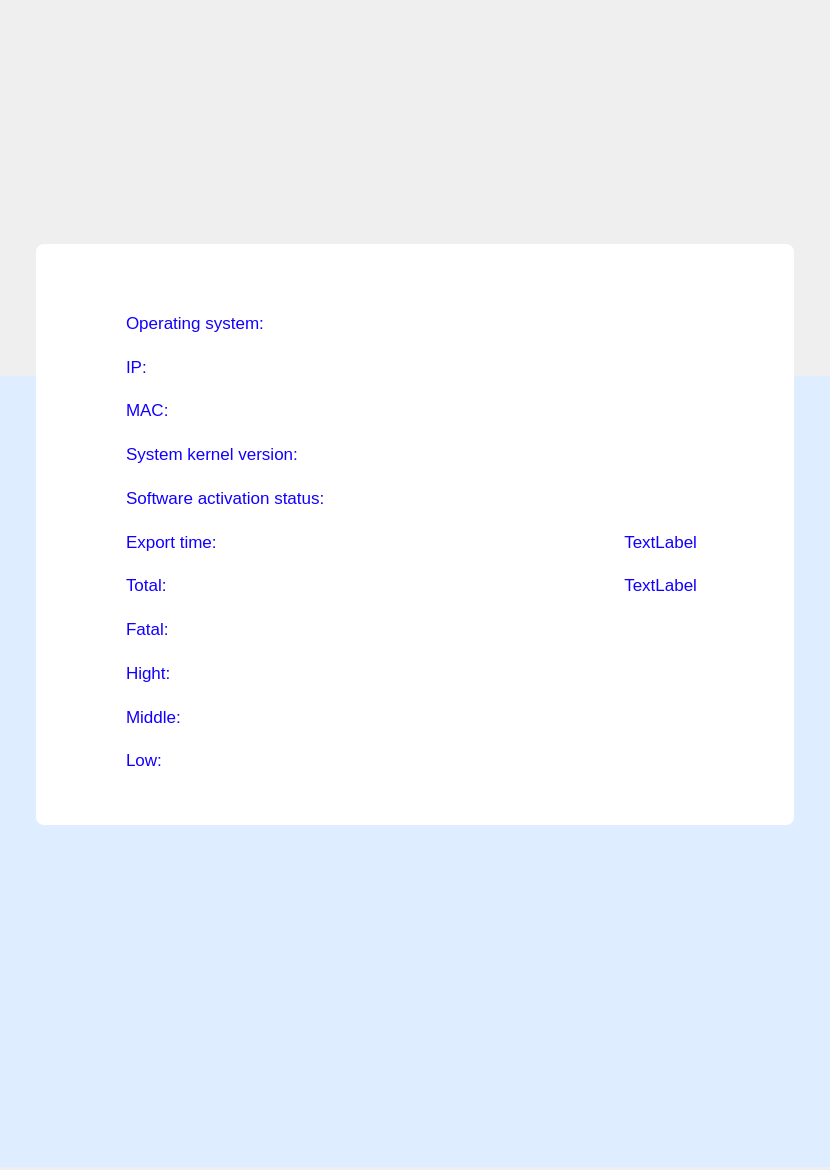
openeuler-mirror/ks-ssr, file plugins/gui/vulnerability/reports/pdf.ui: the form before one commit.
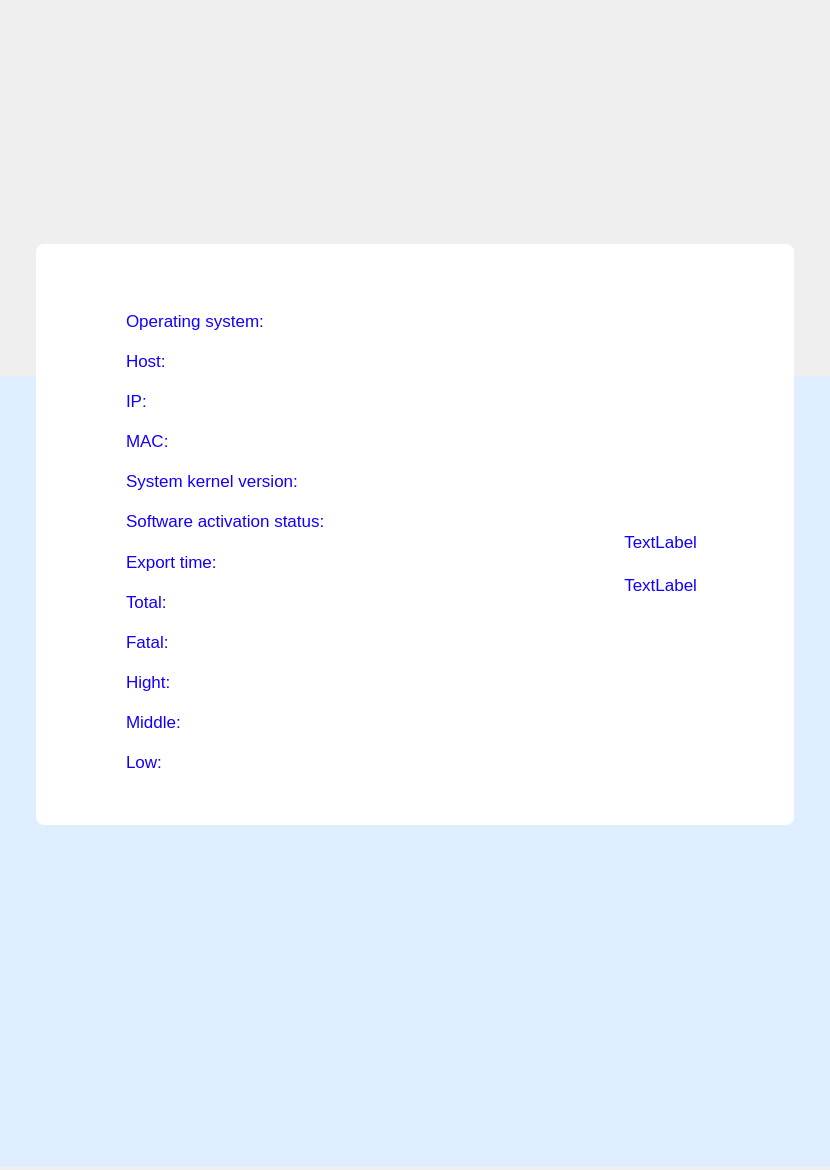
The form after the commit. Icons and pictures are not drawn.

Commit message: feature（reports）：add label sheet notosans regular - 报表加入主机名

```diff
--- a/plugins/gui/vulnerability/reports/pdf.ui
+++ b/plugins/gui/vulnerability/reports/pdf.ui
@@ -73,6 +73,19 @@
          </property>
         </widget>
        </item>
+       <item>
+        <widget class="QLabel" name="label_12">
+         <property name="styleSheet">
+          <string notr="true">font: NotoSansCJKsc-Regular;
+font-size: 17px;
+ color: #1200ff;
+</string>
+         </property>
+         <property name="text">
+          <string>Host:</string>
+         </property>
+        </widget>
+       </item>
        <item>
         <widget class="QLabel" name="label">
          <property name="styleSheet">
```
